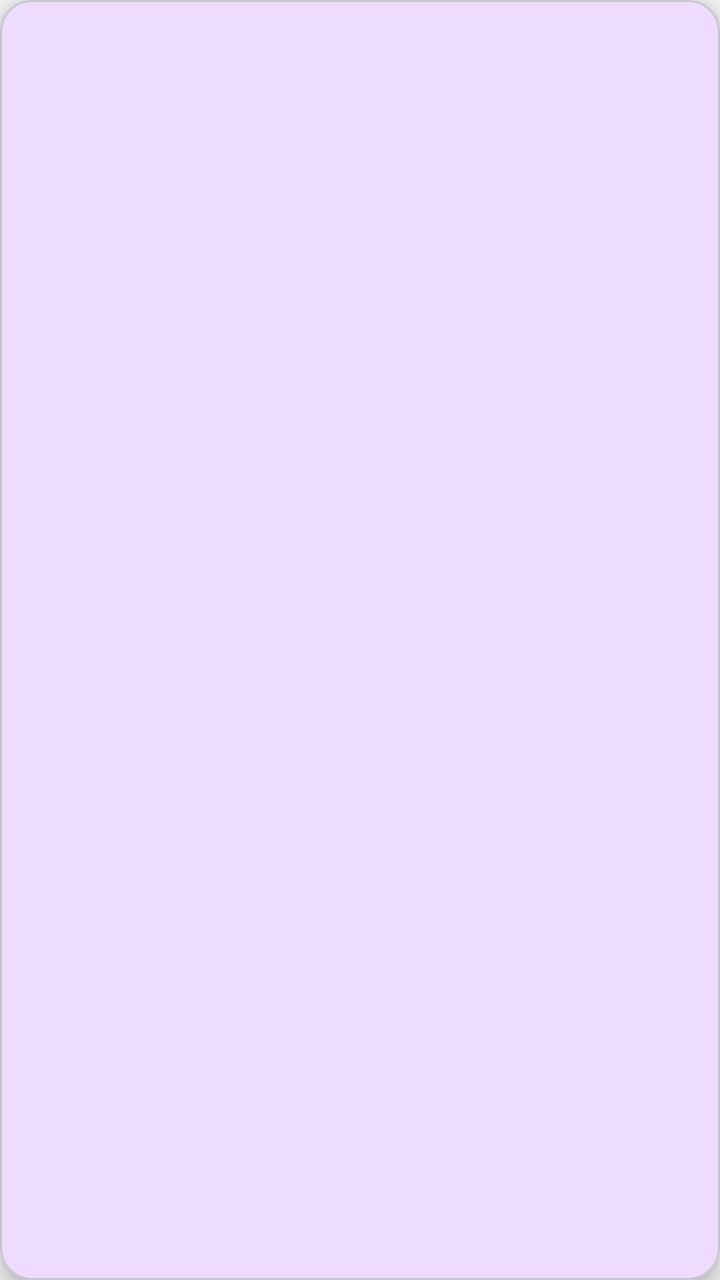
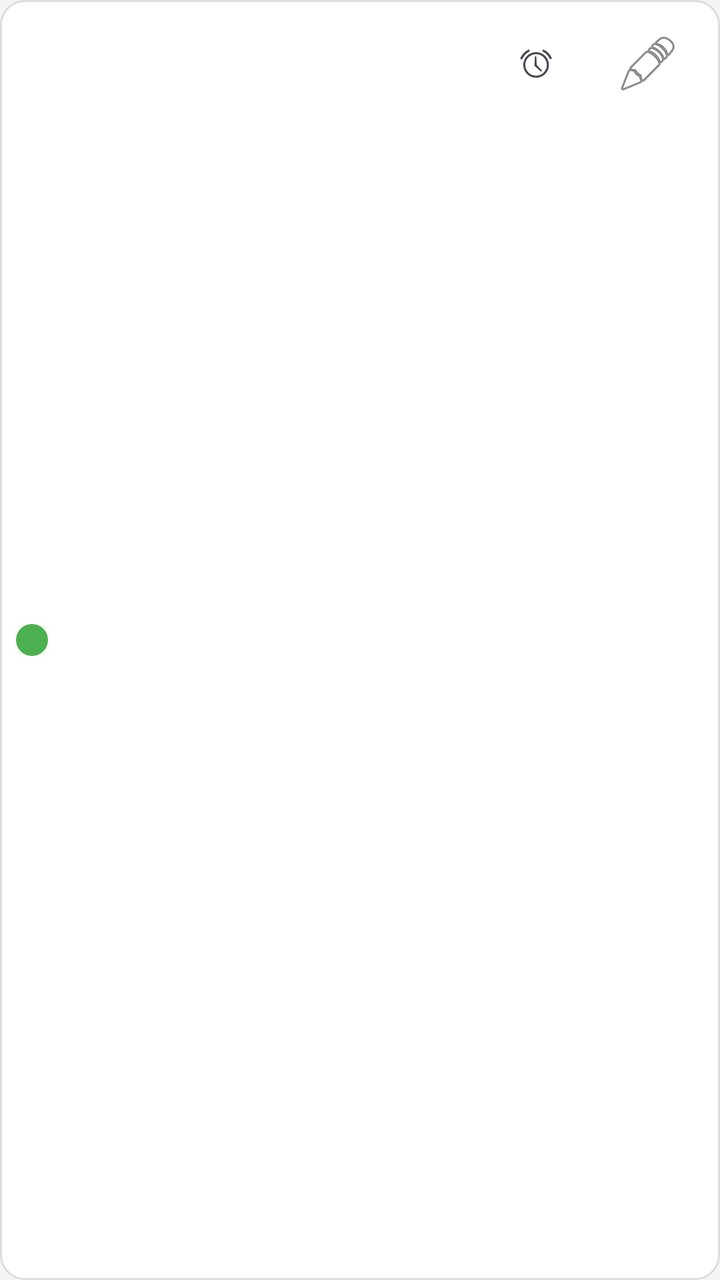

The first picture is an Android layout as it rendered before a commit; the second is the same layout after the commit. The layout source and the unified diff follow.
<!-- AndroidManifest.xml: application theme Theme.MyScheduleApp20 -->
<!-- res/layout/item_schedule.xml -->
<?xml version="1.0" encoding="utf-8"?>
<com.google.android.material.card.MaterialCardView
    xmlns:android="http://schemas.android.com/apk/res/android"
    xmlns:app="http://schemas.android.com/apk/res-auto"
    android:layout_width="match_parent"
    android:layout_height="wrap_content"
    android:layout_marginVertical="6dp"
    android:layout_marginHorizontal="4dp"
    app:cardCornerRadius="16dp"
    app:cardElevation="6dp">

    <androidx.constraintlayout.widget.ConstraintLayout
        android:layout_width="match_parent"
        android:layout_height="wrap_content"
        android:padding="16dp">

        <TextView
            android:id="@+id/txtTitle"
            android:layout_width="0dp"
            android:layout_height="wrap_content"
            android:textStyle="bold"
            android:textSize="18sp"
            android:textColor="@android:color/black"
            app:layout_constraintTop_toTopOf="parent"
            app:layout_constraintStart_toStartOf="parent"
            app:layout_constraintEnd_toEndOf="parent"/>

        <TextView
            android:id="@+id/txtTime"
            android:layout_width="0dp"
            android:layout_height="wrap_content"
            android:textSize="14sp"
            android:textColor="@android:color/darker_gray"
            app:layout_constraintTop_toBottomOf="@id/txtTitle"
            app:layout_constraintStart_toStartOf="parent"
            app:layout_constraintEnd_toEndOf="parent"/>

        <TextView
            android:id="@+id/txtDetails"
            android:layout_width="0dp"
            android:layout_height="wrap_content"
            android:textSize="14sp"
            android:layout_marginTop="4dp"
            app:layout_constraintTop_toBottomOf="@id/txtTime"
            app:layout_constraintStart_toStartOf="parent"
            app:layout_constraintEnd_toEndOf="parent"
            app:layout_constraintBottom_toBottomOf="parent"/>

    </androidx.constraintlayout.widget.ConstraintLayout>

</com.google.android.material.card.MaterialCardView>
<!-- resources referenced by this layout -->
<resources>
  <style name="Theme.MyScheduleApp20" parent="Base.Theme.MyScheduleApp20" />
  <style name="Base.Theme.MyScheduleApp20" parent="Theme.Material3.DayNight.NoActionBar">
          <item name="colorPrimary">@color/purple_primary</item>
          <item name="colorOnPrimary">@color/on_primary</item>
          <item name="android:windowBackground">@color/background_light</item>
          <item name="android:statusBarColor">@color/purple_variant</item>
      </style>
  <color name="purple_primary">#6200EE</color>
  <color name="on_primary">#FFFFFF</color>
  <color name="background_light">#F5F5F7</color>
  <color name="purple_variant">#3700B3</color>
</resources>

<!-- the commit's change to res/layout/item_schedule.xml (unified diff, before → after) -->
@@ -1,51 +1,68 @@
 <?xml version="1.0" encoding="utf-8"?>
-<com.google.android.material.card.MaterialCardView
+<LinearLayout
     xmlns:android="http://schemas.android.com/apk/res/android"
-    xmlns:app="http://schemas.android.com/apk/res-auto"
     android:layout_width="match_parent"
-    android:layout_height="wrap_content"
-    android:layout_marginVertical="6dp"
-    android:layout_marginHorizontal="4dp"
-    app:cardCornerRadius="16dp"
-    app:cardElevation="6dp">
+    android:layout_height="90dp"
+    android:orientation="horizontal"
+    android:padding="8dp"
+    android:background="@drawable/bg_schedule_item">
 
-    <androidx.constraintlayout.widget.ConstraintLayout
-        android:layout_width="match_parent"
-        android:layout_height="wrap_content"
-        android:padding="16dp">
+    
+    <View
+        android:id="@+id/viewStatus"
+        android:layout_width="16dp"
+        android:layout_height="16dp"
+        android:layout_marginEnd="8dp"
+        android:layout_gravity="center_vertical"
+        android:background="@drawable/bg_status_circle"/>
+
+    
+    <LinearLayout
+        android:layout_width="0dp"
+        android:layout_height="match_parent"
+        android:layout_weight="1"
+        android:orientation="vertical">
 
         <TextView
             android:id="@+id/txtTitle"
-            android:layout_width="0dp"
+            android:layout_width="wrap_content"
             android:layout_height="wrap_content"
-            android:textStyle="bold"
-            android:textSize="18sp"
-            android:textColor="@android:color/black"
-            app:layout_constraintTop_toTopOf="parent"
-            app:layout_constraintStart_toStartOf="parent"
-            app:layout_constraintEnd_toEndOf="parent"/>
+            android:textSize="16sp"
+            android:textStyle="bold"/>
 
         <TextView
             android:id="@+id/txtTime"
-            android:layout_width="0dp"
+            android:layout_width="wrap_content"
             android:layout_height="wrap_content"
-            android:textSize="14sp"
-            android:textColor="@android:color/darker_gray"
-            app:layout_constraintTop_toBottomOf="@id/txtTitle"
-            app:layout_constraintStart_toStartOf="parent"
-            app:layout_constraintEnd_toEndOf="parent"/>
+            android:textSize="14sp"/>
 
         <TextView
             android:id="@+id/txtDetails"
-            android:layout_width="0dp"
+            android:layout_width="wrap_content"
             android:layout_height="wrap_content"
-            android:textSize="14sp"
-            android:layout_marginTop="4dp"
-            app:layout_constraintTop_toBottomOf="@id/txtTime"
-            app:layout_constraintStart_toStartOf="parent"
-            app:layout_constraintEnd_toEndOf="parent"
-            app:layout_constraintBottom_toBottomOf="parent"/>
+            android:textSize="13sp"/>
+    </LinearLayout>
 
-    </androidx.constraintlayout.widget.ConstraintLayout>
+    
+    <ImageButton
+        android:id="@+id/btnReminder"
+        android:layout_width="48dp"
+        android:layout_height="48dp"
+        android:layout_marginStart="4dp"
+        android:layout_marginEnd="4dp"
+        android:background="?attr/selectableItemBackgroundBorderless"
+        android:src="@android:drawable/ic_lock_idle_alarm"
+        android:contentDescription="@string/desc_reminder"
+        android:padding="12dp"/>
 
-</com.google.android.material.card.MaterialCardView>
+    <ImageButton
+        android:id="@+id/btnNote"
+        android:layout_width="48dp"
+        android:layout_height="48dp"
+        android:layout_marginStart="4dp"
+        android:layout_marginEnd="4dp"
+        android:background="?attr/selectableItemBackgroundBorderless"
+        android:src="@android:drawable/ic_menu_edit"
+        android:contentDescription="@string/desc_note"
+        android:padding="12dp"/>
+</LinearLayout>
<!-- resource entries referenced after the edit -->
@@ -1,5 +1,29 @@
 <!-- resources referenced by this layout -->
 <resources>
+  <!-- drawable bg_schedule_item (drawable) -->
+  <?xml version="1.0" encoding="utf-8"?>
+  <shape xmlns:android="http://schemas.android.com/apk/res/android"
+      android:shape="rectangle">
+  
+      <solid android:color="#FFFFFF"/>
+  
+      <corners android:radius="12dp"/>
+  
+      <stroke
+          android:width="1dp"
+          android:color="#DDDDDD"/>
+  
+  </shape>
+  <!-- drawable bg_status_circle (drawable) -->
+  <?xml version="1.0" encoding="utf-8"?>
+  <shape xmlns:android="http://schemas.android.com/apk/res/android"
+      android:shape="oval">
+  
+      <solid android:color="#4CAF50"/>
+  
+  </shape>
+  <string name="desc_note">הערה</string>
+  <string name="desc_reminder">תזכורת</string>
   <style name="Theme.MyScheduleApp20" parent="Base.Theme.MyScheduleApp20" />
   <style name="Base.Theme.MyScheduleApp20" parent="Theme.Material3.DayNight.NoActionBar">
           <item name="colorPrimary">@color/purple_primary</item>
